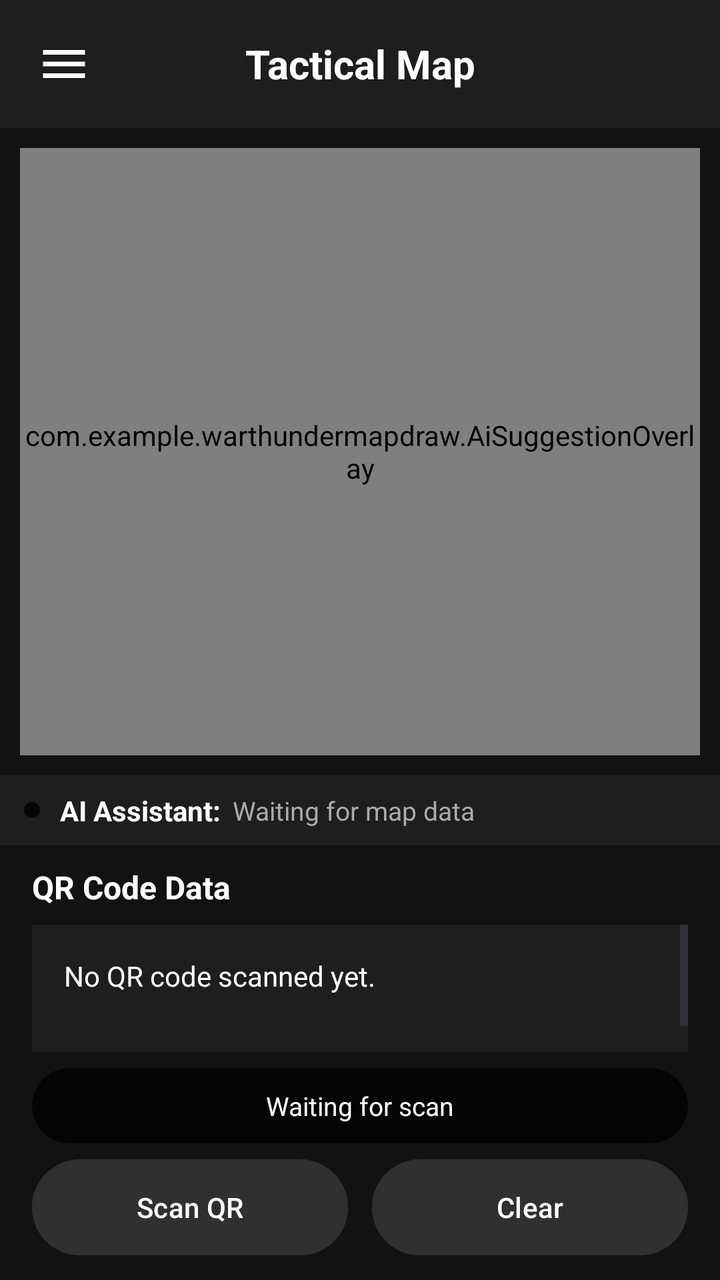
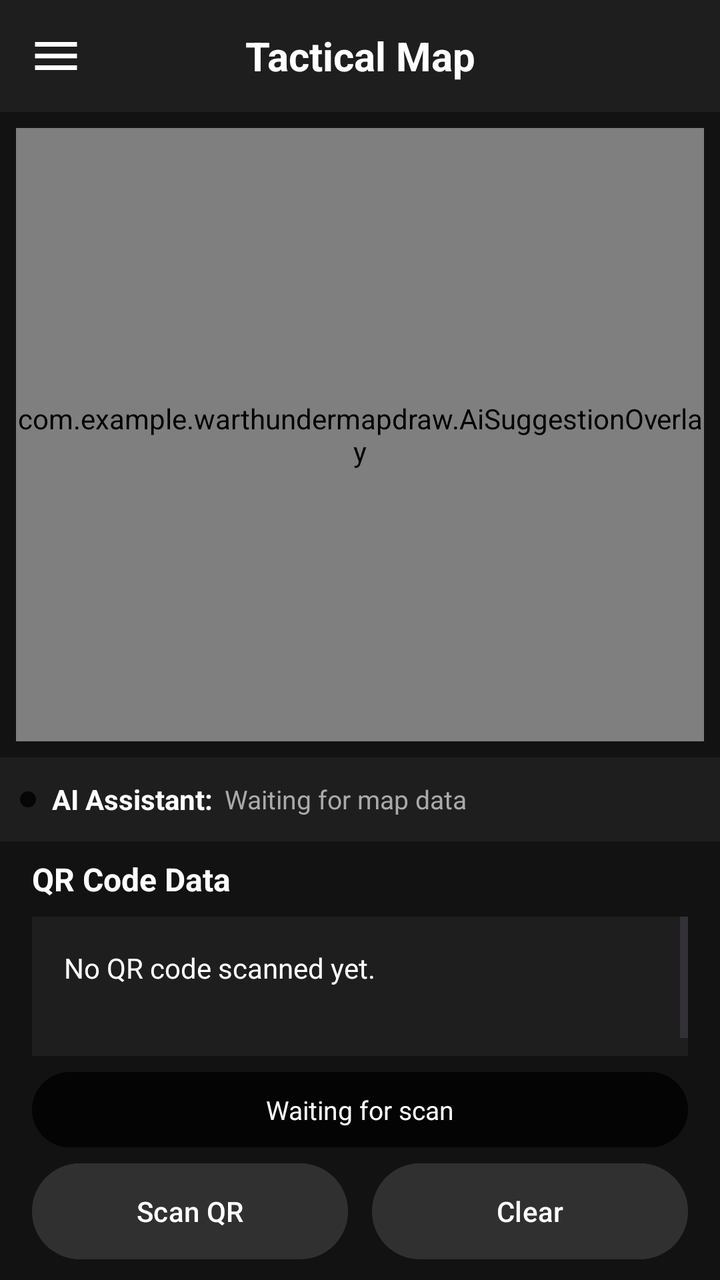

Compare the two renders of this Android layout. The source of the first and the diff that turns it into the second are given below.
<!-- AndroidManifest.xml: application theme Theme.WarThunderMapDraw -->
<!-- res/layout/activity_tactical_map.xml -->
<?xml version="1.0" encoding="utf-8"?>
<FrameLayout xmlns:android="http://schemas.android.com/apk/res/android"
    xmlns:app="http://schemas.android.com/apk/res-auto"
    android:id="@+id/main"
    android:layout_width="match_parent"
    android:layout_height="match_parent"
    android:background="@color/dark_background">

    <LinearLayout
        android:layout_width="match_parent"
        android:layout_height="match_parent"
        android:orientation="vertical"
        android:background="@color/dark_background">

        <LinearLayout
            android:layout_width="match_parent"
            android:layout_height="wrap_content"
            android:gravity="center_vertical"
            android:orientation="horizontal"
            android:padding="8dp"
            android:background="@color/dark_surface">

            <ImageButton
                android:id="@+id/TacticalMap"
                android:layout_width="48dp"
                android:layout_height="48dp"
                android:background="?attr/selectableItemBackgroundBorderless"
                android:src="@drawable/ic_menu"
                android:contentDescription="Open menu"
                android:padding="10dp"
                android:scaleType="fitCenter"
                app:tint="@color/white" />

            <TextView
                android:layout_width="0dp"
                android:layout_height="wrap_content"
                android:layout_weight="1"
                android:gravity="center"
                android:text="Tactical Map"
                android:textColor="@color/white"
                android:textSize="20sp"
                android:textStyle="bold" />

            <View
                android:layout_width="48dp"
                android:layout_height="48dp" />

        </LinearLayout>

        <FrameLayout
            android:id="@+id/MapPreviewContainer"
            android:layout_width="match_parent"
            android:layout_height="0dp"
            android:layout_weight="1.4"
            android:layout_margin="10dp"
            android:background="@color/dark_surface">

            <ImageView
                android:id="@+id/MapPreview"
                android:layout_width="match_parent"
                android:layout_height="match_parent"
                android:scaleType="fitCenter"
                android:contentDescription="Tactical map preview" />

            <TextView
                android:id="@+id/MapPlaceholder"
                android:layout_width="match_parent"
                android:layout_height="match_parent"
                android:gravity="center"
                android:padding="20dp"
                android:text="Map preview will appear here"
                android:textColor="#888888"
                android:textSize="16sp" />

            <com.example.warthundermapdraw.AiSuggestionOverlay
                android:id="@+id/AIOverlay"
                android:layout_width="match_parent"
                android:layout_height="match_parent"
                android:clickable="false"
                android:focusable="false" />

        </FrameLayout>

        <LinearLayout
            android:layout_width="match_parent"
            android:layout_height="wrap_content"
            android:orientation="horizontal"
            android:gravity="center_vertical"
            android:paddingStart="12dp"
            android:paddingEnd="12dp"
            android:paddingTop="8dp"
            android:paddingBottom="8dp"
            android:background="@color/dark_surface">

            <View
                android:layout_width="8dp"
                android:layout_height="8dp"
                android:background="@drawable/color_popup_background" />

            <TextView
                android:layout_width="wrap_content"
                android:layout_height="wrap_content"
                android:layout_marginStart="10dp"
                android:text="AI Assistant:"
                android:textColor="@color/white"
                android:textStyle="bold"
                android:textSize="14sp" />

            <TextView
                android:id="@+id/AIStatus"
                android:layout_width="0dp"
                android:layout_height="wrap_content"
                android:layout_weight="1"
                android:layout_marginStart="6dp"
                android:text="Waiting for map data"
                android:textColor="#AAAAAA"
                android:textSize="13sp" />

        </LinearLayout>

        <LinearLayout
            android:layout_width="match_parent"
            android:layout_height="0dp"
            android:layout_weight="1"
            android:orientation="vertical"
            android:paddingTop="10dp">

            <TextView
                android:layout_width="match_parent"
                android:layout_height="wrap_content"
                android:layout_marginStart="16dp"
                android:layout_marginEnd="16dp"
                android:text="QR Code Data"
                android:textColor="@color/white"
                android:textSize="16sp"
                android:textStyle="bold" />

            <ScrollView
                android:layout_width="match_parent"
                android:layout_height="0dp"
                android:layout_weight="1"
                android:layout_marginStart="16dp"
                android:layout_marginEnd="16dp"
                android:layout_marginTop="8dp"
                android:background="@color/dark_surface"
                android:fillViewport="true">

                <TextView
                    android:id="@+id/QRData"
                    android:layout_width="match_parent"
                    android:layout_height="wrap_content"
                    android:minHeight="80dp"
                    android:padding="16dp"
                    android:text="No QR code scanned yet."
                    android:textColor="@color/white"
                    android:textSize="14sp"
                    android:lineSpacingExtra="5dp"
                    android:textIsSelectable="false" />

            </ScrollView>

            <TextView
                android:id="@+id/ScanStatus"
                android:layout_width="match_parent"
                android:layout_height="wrap_content"
                android:layout_marginStart="16dp"
                android:layout_marginEnd="16dp"
                android:layout_marginTop="8dp"
                android:background="@drawable/color_popup_background"
                android:gravity="center"
                android:padding="10dp"
                android:text="Waiting for scan"
                android:textColor="@color/white"
                android:textSize="13sp" />

            <LinearLayout
                android:layout_width="match_parent"
                android:layout_height="wrap_content"
                android:orientation="horizontal"
                android:gravity="center"
                android:paddingStart="16dp"
                android:paddingEnd="16dp"
                android:paddingTop="8dp"
                android:paddingBottom="12dp">

                <Button
                    android:id="@+id/ScanQR"
                    android:layout_width="0dp"
                    android:layout_height="48dp"
                    android:layout_weight="1"
                    android:layout_marginEnd="6dp"
                    android:backgroundTint="@color/dark_button"
                    android:insetTop="0dp"
                    android:insetBottom="0dp"
                    android:minWidth="0dp"
                    android:minHeight="0dp"
                    android:paddingStart="8dp"
                    android:paddingEnd="8dp"
                    android:text="Scan QR"
                    android:textColor="@color/white"
                    android:textSize="14sp" />

                <Button
                    android:id="@+id/ClearQR"
                    android:layout_width="0dp"
                    android:layout_height="48dp"
                    android:layout_weight="1"
                    android:layout_marginStart="6dp"
                    android:backgroundTint="@color/dark_button"
                    android:insetTop="0dp"
                    android:insetBottom="0dp"
                    android:minWidth="0dp"
                    android:minHeight="0dp"
                    android:paddingStart="8dp"
                    android:paddingEnd="8dp"
                    android:text="Clear"
                    android:textColor="@color/white"
                    android:textSize="14sp" />

            </LinearLayout>

        </LinearLayout>

    </LinearLayout>

    <View
        android:id="@+id/MenuOverlay"
        android:layout_width="match_parent"
        android:layout_height="match_parent"
        android:background="#80000000"
        android:visibility="gone" />

    <LinearLayout
        android:id="@+id/SideMenu"
        android:layout_width="280dp"
        android:layout_height="match_parent"
        android:layout_gravity="start"
        android:background="@color/dark_surface"
        android:elevation="10dp"
        android:orientation="vertical"
        android:visibility="gone">

        <TextView
            android:layout_width="match_parent"
            android:layout_height="70dp"
            android:gravity="center_vertical"
            android:paddingStart="20dp"
            android:text="War Thunder Map Draw"
            android:textColor="@color/white"
            android:textSize="18sp"
            android:textStyle="bold" />

        <View
            android:layout_width="match_parent"
            android:layout_height="1dp"
            android:background="@color/dark_border" />

        <TextView
            android:id="@+id/DrawMapOption"
            android:layout_width="match_parent"
            android:layout_height="55dp"
            android:background="?attr/selectableItemBackground"
            android:gravity="center_vertical"
            android:paddingStart="25dp"
            android:text="Draw Map"
            android:textColor="@color/white"
            android:textSize="16sp" />

        <TextView
            android:id="@+id/TacticMapOption"
            android:layout_width="match_parent"
            android:layout_height="55dp"
            android:background="?attr/selectableItemBackground"
            android:gravity="center_vertical"
            android:paddingStart="25dp"
            android:text="Tactical Map"
            android:textColor="@color/white"
            android:textSize="16sp" />

    </LinearLayout>

</FrameLayout>
<!-- resources referenced by this layout -->
<resources>
  <color name="dark_background">#121212</color>
  <color name="dark_border">#424242</color>
  <color name="dark_button">#303030</color>
  <color name="dark_surface">#1E1E1E</color>
  <color name="white">#FFFFFF</color>
  <!-- drawable color_popup_background (drawable) -->
  <shape xmlns:android="http://schemas.android.com/apk/res/android"
      android:shape="rectangle">
      <solid android:color="#CC000000" />
      <corners android:radius="20dp" />
  </shape>
  <!-- drawable ic_menu (drawable) -->
  <vector xmlns:android="http://schemas.android.com/apk/res/android"
      android:width="24dp"
      android:height="24dp"
      android:viewportWidth="24"
      android:viewportHeight="24">
  
      <path
          android:fillColor="#000000"
          android:pathData="M3,6h18v2H3zM3,11h18v2H3zM3,16h18v2H3z" />
  
  </vector>
  <style name="Theme.WarThunderMapDraw" parent="Base.Theme.WarThunderMapDraw" />
  <style name="Base.Theme.WarThunderMapDraw" parent="Theme.Material3.DayNight.NoActionBar">
          
          
      </style>
</resources>

<!-- the commit's change to res/layout/activity_tactical_map.xml (unified diff, before → after) -->
@@ -15,9 +15,10 @@
         <LinearLayout
             android:layout_width="match_parent"
             android:layout_height="wrap_content"
+            android:minHeight="56dp"
             android:gravity="center_vertical"
             android:orientation="horizontal"
-            android:padding="8dp"
+            android:padding="4dp"
             android:background="@color/dark_surface">
 
             <ImageButton
@@ -52,7 +53,7 @@
             android:layout_width="match_parent"
             android:layout_height="0dp"
             android:layout_weight="1.4"
-            android:layout_margin="10dp"
+            android:layout_margin="8dp"
             android:background="@color/dark_surface">
 
             <ImageView
@@ -84,12 +85,13 @@
         <LinearLayout
             android:layout_width="match_parent"
             android:layout_height="wrap_content"
+            android:minHeight="42dp"
             android:orientation="horizontal"
             android:gravity="center_vertical"
-            android:paddingStart="12dp"
-            android:paddingEnd="12dp"
-            android:paddingTop="8dp"
-            android:paddingBottom="8dp"
+            android:paddingStart="10dp"
+            android:paddingEnd="10dp"
+            android:paddingTop="6dp"
+            android:paddingBottom="6dp"
             android:background="@color/dark_surface">
 
             <View
@@ -100,7 +102,7 @@
             <TextView
                 android:layout_width="wrap_content"
                 android:layout_height="wrap_content"
-                android:layout_marginStart="10dp"
+                android:layout_marginStart="8dp"
                 android:text="AI Assistant:"
                 android:textColor="@color/white"
                 android:textStyle="bold"
@@ -123,7 +125,7 @@
             android:layout_height="0dp"
             android:layout_weight="1"
             android:orientation="vertical"
-            android:paddingTop="10dp">
+            android:paddingTop="8dp">
 
             <TextView
                 android:layout_width="match_parent"
@@ -181,7 +183,7 @@
                 android:paddingStart="16dp"
                 android:paddingEnd="16dp"
                 android:paddingTop="8dp"
-                android:paddingBottom="12dp">
+                android:paddingBottom="10dp">
 
                 <Button
                     android:id="@+id/ScanQR"
